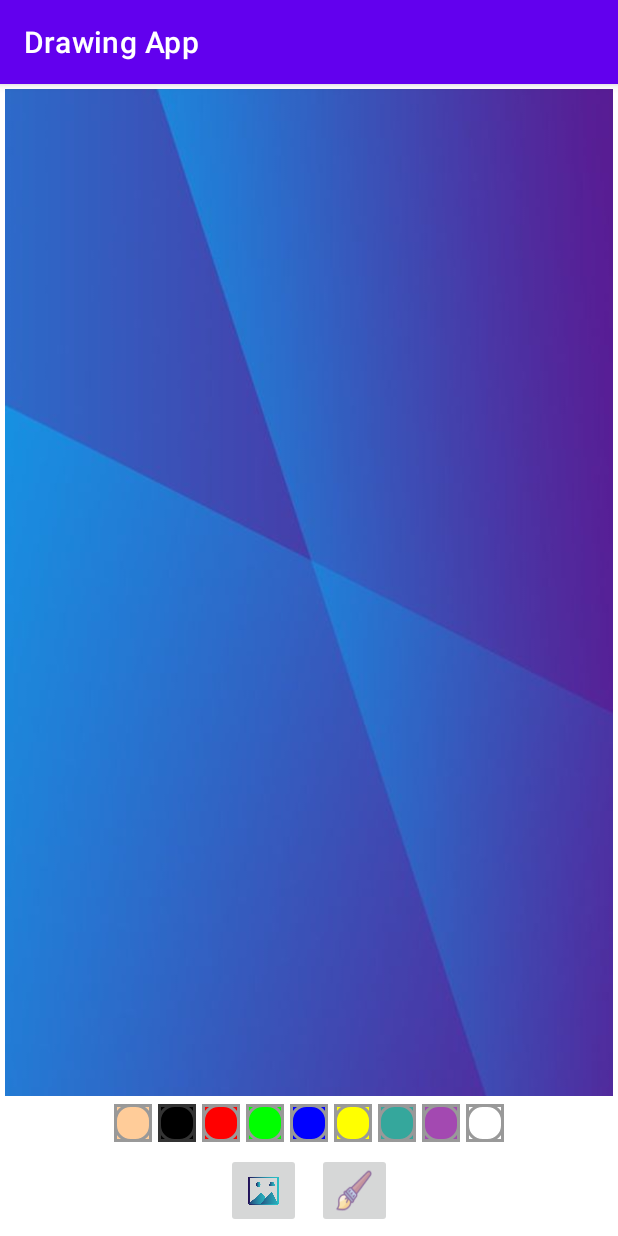
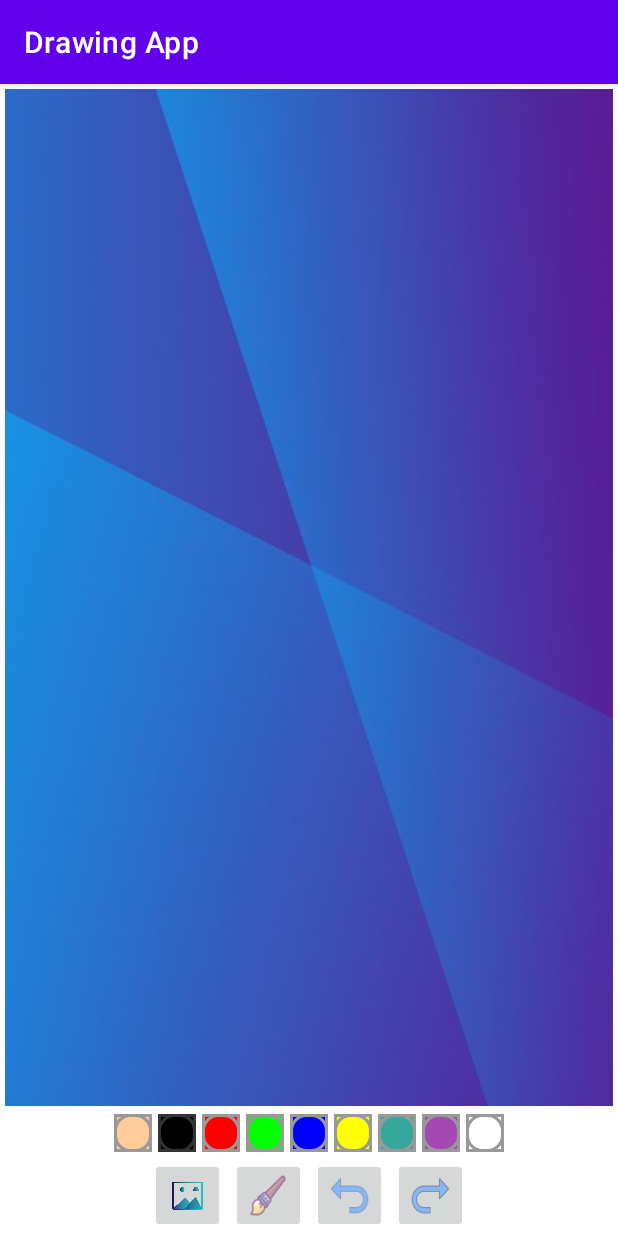
Before and after one commit to ujjwalkasera01/Drawing-App, an Android app: the screen it shows after launch (MainActivity), on a phone screen of 412 x 824 dp. Run offline under Robolectric (Android 15) with nearby library versions, the phone set to English and light mode, and no system bars.

Commit message:
Adding Undo and Redo Button

```diff
--- a/app/src/main/java/com/example/drawingapp/DrawingView.kt
+++ b/app/src/main/java/com/example/drawingapp/DrawingView.kt
@@ -27,8 +27,32 @@ class DrawingView(context: Context, attrs:AttributeSet) : View(context,attrs) {
      * rkhe ga taki phr se us path ko bna ke use persist kr skte */
     private val mPath = ArrayList<CustomPath>()
 
+    /** We are storing the paths that we are removing as we can similarly implement Redo button
+     * with path that have been removed */
+    private val mUndoPath = ArrayList<CustomPath>()
+
     init{
         setUpDrawing()
+    }
+
+    fun onClickUndo(){
+        if(mPath.size > 0){
+            mUndoPath.add(mPath.removeAt(mPath.size-1))
+            /** As our onDraw function is overridden function
+             * "invalidate" - will internally call onDraw Function and rewrite the whole screen or
+             * canvas once again */
+            invalidate()
+        }
+    }
+
+    fun onClickRedo(){
+        if(mUndoPath.size > 0){
+            mPath.add(mUndoPath.removeAt(mUndoPath.size-1))
+            /** As our onDraw function is overridden function
+             * "invalidate" - will internally call onDraw Function and rewrite the whole screen or
+             * canvas once again */
+            invalidate()
+        }
     }
 
     /** Initialising the variables we have created earlier */
--- a/app/src/main/java/com/example/drawingapp/MainActivity.kt
+++ b/app/src/main/java/com/example/drawingapp/MainActivity.kt
@@ -4,7 +4,6 @@ import android.Manifest
 import android.app.AlertDialog
 import android.app.Dialog
 import android.content.Intent
-import android.media.Image
 import androidx.appcompat.app.AppCompatActivity
 import android.os.Bundle
 import android.provider.MediaStore
@@ -18,13 +17,13 @@ import androidx.activity.result.contract.ActivityResultContracts
 import androidx.core.app.ActivityCompat
 import androidx.core.content.ContextCompat
 import androidx.core.view.get
-import com.google.android.material.snackbar.Snackbar
 
 class MainActivity : AppCompatActivity() {
 
     private var drawingView : DrawingView ?= null
     private var mImageButtonCurrentPaint : ImageButton ?= null
 
+    /** Function to access gallery and pick the image from that and set it as background image */
     private val openGalleryLauncher : ActivityResultLauncher<Intent> =
         registerForActivityResult(ActivityResultContracts.StartActivityForResult()){
             result ->
@@ -34,6 +33,7 @@ class MainActivity : AppCompatActivity() {
             }
         }
 
+    /** Function to requests for permission */
     private val requestPermission : ActivityResultLauncher<Array<String>> =
             registerForActivityResult(ActivityResultContracts.RequestMultiplePermissions()){
                 permissions ->
@@ -65,21 +65,31 @@ class MainActivity : AppCompatActivity() {
         drawingView = findViewById(R.id.drawing_view)
 
         /** Linear layout ek array ke trh behave krta h
-         * to hm isme element ko accese uske index se kr skte h*/
+         * to hm isme element ko access uske index se kr skte h*/
         val linearLayoutPaintColor  : LinearLayout = findViewById(R.id.ll_paint_colors)
         mImageButtonCurrentPaint = linearLayoutPaintColor[1] as ImageButton
         mImageButtonCurrentPaint!!.setImageDrawable(
             ContextCompat.getDrawable(this,R.drawable.pallet_select)
         )
 
-        val ib_brush : ImageButton = findViewById(R.id.ib_brush)
-        ib_brush.setOnClickListener{
+        val ibBrush : ImageButton = findViewById(R.id.ib_brush)
+        ibBrush.setOnClickListener{
             showBrushSizeChooserDialog()
         }
 
-        val ib_gallery : ImageButton =findViewById(R.id.ib_gallery)
-        ib_gallery.setOnClickListener{
+        val ibGallery : ImageButton =findViewById(R.id.ib_gallery)
+        ibGallery.setOnClickListener{
             requestStoragePermission()
+        }
+
+        val ibUndo : ImageButton =findViewById(R.id.ib_undo)
+        ibUndo.setOnClickListener{
+            drawingView?.onClickUndo()
+        }
+
+        val ibRedo : ImageButton =findViewById(R.id.ib_redo)
+        ibRedo.setOnClickListener{
+            drawingView?.onClickRedo()
         }
     }
 
@@ -152,12 +162,16 @@ class MainActivity : AppCompatActivity() {
         }
     }
 
+    /** For Checking whether we have request for that permission earlier or not.
+     * if yes then show why we needed that and you have denied
+     * if no then ask for permission */
      private fun requestStoragePermission(){
          if(ActivityCompat.shouldShowRequestPermissionRationale(this
                  ,Manifest.permission.READ_EXTERNAL_STORAGE)){
              showRationaleDialog("Kids Drawing App", "Kids Drawing App needs to" +
                      "Access your External Storage")
          }else{
+             /** Passing array of permission for requesting multiple permissions */
              requestPermission.launch(arrayOf(
                  Manifest.permission.READ_EXTERNAL_STORAGE
                  // TODO - Permission to write in External Storage ( Saving file feature)
@@ -165,6 +179,7 @@ class MainActivity : AppCompatActivity() {
          }
      }
 
+    /** Dialog Box to show our message to user */
     private fun showRationaleDialog(title:String , message:String){
         val builder:AlertDialog.Builder=AlertDialog.Builder(this)
         builder.setTitle(title).setMessage(message)
--- a/app/src/main/res/layout/activity_main.xml
+++ b/app/src/main/res/layout/activity_main.xml
@@ -158,7 +158,7 @@
             android:id="@+id/ib_gallery"
             android:layout_height="50dp"
             android:layout_width="50dp"
-            android:layout_margin="5dp"
+            android:layout_margin="2dp"
             android:src="@drawable/ic_gallery"
             android:scaleType="fitXY"
             />
@@ -167,8 +167,26 @@
             android:id="@+id/ib_brush"
             android:layout_height="50dp"
             android:layout_width="50dp"
-            android:layout_margin="5dp"
+            android:layout_margin="2dp"
             android:src="@drawable/ic_brush"
+            android:scaleType="fitXY"
+            />
+
+        <ImageButton
+            android:id="@+id/ib_undo"
+            android:layout_height="50dp"
+            android:layout_width="50dp"
+            android:layout_margin="2dp"
+            android:src="@drawable/ic_undo"
+            android:scaleType="fitXY"
+            />
+
+        <ImageButton
+            android:id="@+id/ib_redo"
+            android:layout_height="50dp"
+            android:layout_width="50dp"
+            android:layout_margin="2dp"
+            android:src="@drawable/ic_redo"
             android:scaleType="fitXY"
             />
 
```
Also changed, not shown: app/src/main/res/drawable/ic_redo.png (added), app/src/main/res/drawable/ic_undo.png (added).
